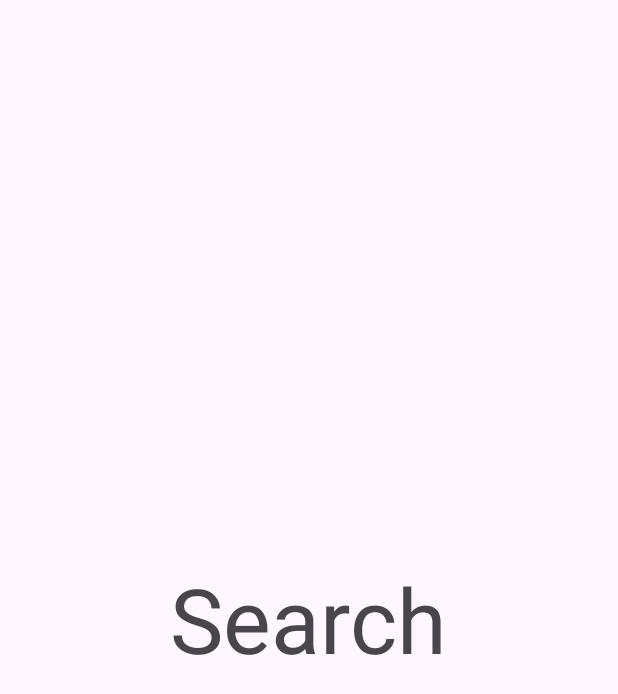
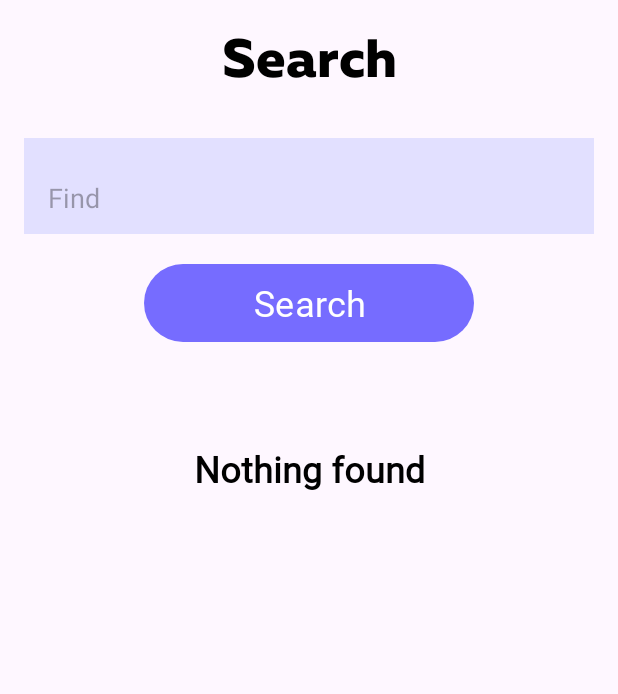
Before and after one commit to EmikaWinter/MyNotesApp, an Android app: the fragment SearchFragment placed in its activity, on a phone screen of 412 x 824 dp. Shown: the top 694 px of the screen. Run offline under Robolectric (Android 15) with nearby library versions, the phone set to English and light mode, and no system bars; our stand-ins replace Dagger/Hilt's generated code.

Commit message:
added search fragment

```diff
--- a/app/src/main/java/com/example/an16/mynotesapp/ui/MainFragment.kt
+++ b/app/src/main/java/com/example/an16/mynotesapp/ui/MainFragment.kt
@@ -8,6 +8,7 @@ import androidx.fragment.app.Fragment
 import com.example.an16.mynotesapp.R
 import com.example.an16.mynotesapp.databinding.FragmentMainBinding
 import com.example.an16.mynotesapp.ui.home.HomeFragment
+import com.example.an16.mynotesapp.ui.search.SearchFragment
 
 class MainFragment : Fragment() {
 
--- a/app/src/main/java/com/example/an16/mynotesapp/ui/SearchFragment.kt
+++ /dev/null
@@ -1,26 +0,0 @@
-package com.example.an16.mynotesapp.ui
-
-import android.os.Bundle
-import android.view.LayoutInflater
-import android.view.View
-import android.view.ViewGroup
-import androidx.fragment.app.Fragment
-import com.example.an16.mynotesapp.databinding.FragmentSearchBinding
-
-class SearchFragment: Fragment() {
-
-    private var binding: FragmentSearchBinding? = null
-
-
-    override fun onCreateView(
-        inflater: LayoutInflater,
-        container: ViewGroup?,
-        savedInstanceState: Bundle?
-    ): View? {
-        binding = FragmentSearchBinding.inflate(layoutInflater)
-        return binding?.root
-    }
-    override fun onViewCreated(view: View, savedInstanceState: Bundle?) {
-        super.onViewCreated(view, savedInstanceState)
-    }
-}
--- /dev/null
+++ b/app/src/main/java/com/example/an16/mynotesapp/ui/search/SearchFragment.kt
@@ -0,0 +1,71 @@
+package com.example.an16.mynotesapp.ui.search
+
+import android.os.Bundle
+import android.view.LayoutInflater
+import android.view.View
+import android.view.ViewGroup
+import androidx.fragment.app.Fragment
+import androidx.fragment.app.viewModels
+import androidx.recyclerview.widget.LinearLayoutManager
+import com.example.an16.mynotesapp.R
+import com.example.an16.mynotesapp.databinding.FragmentSearchBinding
+import com.example.an16.mynotesapp.model.Note
+import com.example.an16.mynotesapp.ui.note.NoteFragment.Companion.getNoteFragment
+import com.example.an16.mynotesapp.ui.search.adapter.SearchListAdapter
+import dagger.hilt.android.AndroidEntryPoint
+
+@AndroidEntryPoint
+class SearchFragment : Fragment() {
+
+    private var binding: FragmentSearchBinding? = null
+
+    private val viewModel: SearchViewModel by viewModels()
+
+    override fun onCreateView(
+        inflater: LayoutInflater,
+        container: ViewGroup?,
+        savedInstanceState: Bundle?
+    ): View? {
+        binding = FragmentSearchBinding.inflate(layoutInflater)
+        return binding?.root
+    }
+
+    override fun onViewCreated(view: View, savedInstanceState: Bundle?) {
+        super.onViewCreated(view, savedInstanceState)
+
+
+        binding?.searchButton?.setOnClickListener {
+
+            viewModel.listResult.observe(viewLifecycleOwner) { listResult ->
+                viewModel.loadListResult(binding?.searchInput?.text.toString())
+                setListNote(listResult)
+            }
+        }
+    }
+
+    private fun setListNote(listNote: ArrayList<Note>) {
+
+        if (listNote.isEmpty()) {
+            binding?.searchResult?.visibility = View.VISIBLE
+        } else {
+            binding?.searchResult?.visibility = View.INVISIBLE
+        }
+
+        binding?.searchRecyclerView?.run {
+            if (adapter == null) {
+                layoutManager = LinearLayoutManager(requireContext()).apply {
+                    reverseLayout = true
+                    stackFromEnd = true
+                }
+
+                adapter = SearchListAdapter { itemId ->
+                    requireActivity().supportFragmentManager.beginTransaction()
+                        .replace(R.id.container, getNoteFragment(itemId))
+                        .addToBackStack(null)
+                        .commit()
+                }
+            }
+            (adapter as SearchListAdapter).submitList(listNote)
+        }
+    }
+}
--- a/app/src/main/res/layout/fragment_search.xml
+++ b/app/src/main/res/layout/fragment_search.xml
@@ -1,17 +1,73 @@
 <?xml version="1.0" encoding="utf-8"?>
 <androidx.constraintlayout.widget.ConstraintLayout xmlns:android="http://schemas.android.com/apk/res/android"
+    xmlns:app="http://schemas.android.com/apk/res-auto"
+    xmlns:tools="http://schemas.android.com/tools"
     android:layout_width="match_parent"
-    android:layout_height="match_parent"
-    xmlns:app="http://schemas.android.com/apk/res-auto">
+    android:layout_height="match_parent">
 
     <TextView
+        android:id="@+id/search_logo"
+        style="@style/TextHeaderStyle"
         android:layout_width="wrap_content"
         android:layout_height="wrap_content"
+        android:padding="@dimen/margin_16dp"
         android:text="@string/search"
-        android:textSize="60sp"
+        app:layout_constraintEnd_toEndOf="parent"
         app:layout_constraintStart_toStartOf="parent"
-        app:layout_constraintTop_toTopOf="parent"
+        app:layout_constraintTop_toTopOf="parent">
+
+    </TextView>
+
+    <EditText
+        android:id="@+id/search_input"
+        android:layout_width="match_parent"
+        android:layout_height="@dimen/title_height"
+        android:layout_marginStart="@dimen/margin_16dp"
+        android:layout_marginTop="@dimen/margin_16dp"
+        android:layout_marginEnd="@dimen/margin_16dp"
+        android:background="@color/purple_light"
+        android:hint="@string/search_input"
+        android:importantForAutofill="no"
+        app:layout_constraintTop_toBottomOf="@+id/search_logo"
+        app:layout_constraintStart_toStartOf="parent"
         app:layout_constraintEnd_toEndOf="parent"
-        app:layout_constraintBottom_toBottomOf="parent"/>
+        android:inputType="text"
+        android:paddingStart="@dimen/margin_16dp"
+        android:paddingTop="@dimen/margin_16dp"
+        android:paddingEnd="@dimen/margin_16dp" />
+
+    <Button
+        android:id="@+id/search_button"
+        style="@style/TextButtonStyle"
+        android:layout_width="220dp"
+        android:layout_height="@dimen/button_height"
+        android:layout_marginTop="@dimen/margin_16dp"
+        android:layout_marginBottom="@dimen/margin_16dp"
+        app:layout_constraintTop_toBottomOf="@id/search_input"
+        app:layout_constraintStart_toStartOf="parent"
+        app:layout_constraintEnd_toEndOf="parent"
+        android:text="@string/search"
+        android:textSize="@dimen/text_size_small" />
+
+    <TextView
+        android:id="@+id/search_result"
+        style="@style/TextRegularStyle.Bold"
+        android:layout_width="wrap_content"
+        android:layout_height="wrap_content"
+        android:padding="@dimen/margin_64dp"
+        android:text="@string/nothing_found"
+        app:layout_constraintEnd_toEndOf="parent"
+        app:layout_constraintStart_toStartOf="parent"
+        app:layout_constraintTop_toBottomOf="@+id/search_button">
+
+    </TextView>
+
+    <androidx.recyclerview.widget.RecyclerView
+        android:id="@+id/search_recycler_view"
+        android:layout_width="match_parent"
+        android:layout_height="0dp"
+        app:layout_constraintBottom_toBottomOf="parent"
+        app:layout_constraintTop_toBottomOf="@+id/search_button"
+        tools:listitem="@layout/note_item" />
 
 </androidx.constraintlayout.widget.ConstraintLayout>
--- a/app/src/main/res/values/strings.xml
+++ b/app/src/main/res/values/strings.xml
@@ -28,6 +28,8 @@
     <!--    Menu-->
     <string name="home">Home</string>
     <string name="search">Search</string>
+    <string name="search_input">Find</string>
+    <string name="nothing_found">Nothing found</string>
     <string name="profile">Profile</string>
 
     <!--    Notes-->
```
Also changed, not shown: app/src/main/java/com/example/an16/mynotesapp/ui/home/adapter/HomeListAdapter.kt (+4 -4 lines), app/src/main/java/com/example/an16/mynotesapp/ui/home/adapter/HomeListViewHolder.kt (deleted, +0 -25 lines), app/src/main/java/com/example/an16/mynotesapp/ui/home/adapter/HomeViewHolder.kt (added, +24 -0 lines), app/src/main/java/com/example/an16/mynotesapp/ui/note/NoteFragment.kt (added, +53 -0 lines), app/src/main/java/com/example/an16/mynotesapp/ui/note/NoteViewModel.kt (added, +20 -0 lines), app/src/main/java/com/example/an16/mynotesapp/ui/search/SearchViewModel.kt (added, +27 -0 lines), app/src/main/java/com/example/an16/mynotesapp/ui/search/adapter/SearchListAdapter.kt (added, +31 -0 lines), app/src/main/java/com/example/an16/mynotesapp/ui/search/adapter/SearchViewHolder.kt (added, +23 -0 lines), app/src/main/res/layout/fragment_note.xml (renamed from app/src/main/res/layout/note_fragment.xml), 1 other file.
